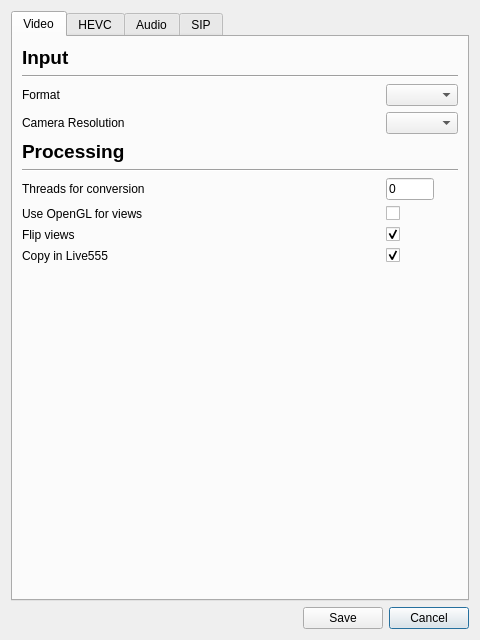
Before: the Qt Designer form ui/advancedSettings.ui in ultravideo/uvgComm, drawn with Qt 5.
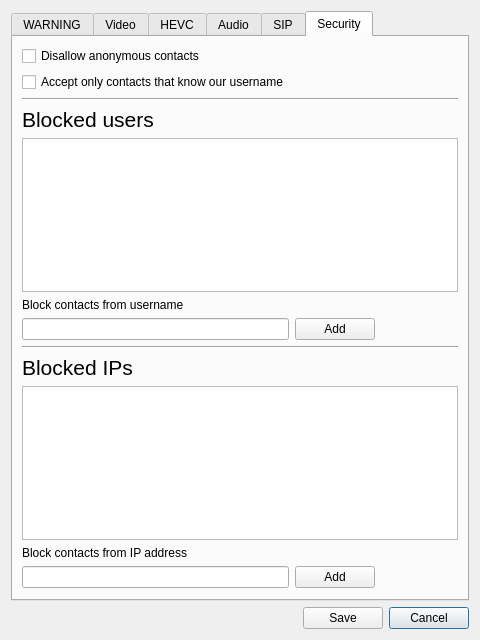
After: the same form once the commit is applied. The open tabs and pages were chosen to show the change.

Commit message: Added a warning text to advanced settings and started implementing blocking based on username or ip address.

```diff
--- a/ui/advancedSettings.ui
+++ b/ui/advancedSettings.ui
@@ -46,6 +46,66 @@
      <property name="currentIndex">
       <number>0</number>
      </property>
+     <widget class="QWidget" name="tab_2">
+      <attribute name="title">
+       <string>WARNING</string>
+      </attribute>
+      <layout class="QGridLayout" name="gridLayout_7">
+       <item row="2" column="0">
+        <widget class="QLabel" name="Warning_text">
+         <property name="font">
+          <font>
+           <pointsize>16</pointsize>
+          </font>
+         </property>
+         <property name="text">
+          <string>Don't edit these settings unless you know what you are doing. Editing these settings may break the program or make it unusable.</string>
+         </property>
+         <property name="wordWrap">
+          <bool>true</bool>
+         </property>
+        </widget>
+       </item>
+       <item row="1" column="0">
+        <widget class="QLabel" name="Warning_label">
+         <property name="font">
+          <font>
+           <pointsize>16</pointsize>
+          </font>
+         </property>
+         <property name="text">
+          <string>WARNING:</string>
+         </property>
+        </widget>
+       </item>
+       <item row="3" column="0">
+        <spacer name="verticalSpacer_6">
+         <property name="orientation">
+          <enum>Qt::Vertical</enum>
+         </property>
+         <property name="sizeHint" stdset="0">
+          <size>
+           <width>20</width>
+           <height>40</height>
+          </size>
+         </property>
+        </spacer>
+       </item>
+       <item row="0" column="0">
+        <spacer name="verticalSpacer_7">
+         <property name="orientation">
+          <enum>Qt::Vertical</enum>
+         </property>
+         <property name="sizeHint" stdset="0">
+          <size>
+           <width>20</width>
+           <height>40</height>
+          </size>
+         </property>
+        </spacer>
+       </item>
+      </layout>
+     </widget>
      <widget class="QWidget" name="VideoTab">
       <attribute name="title">
        <string>Video</string>
@@ -684,6 +744,144 @@
        </item>
       </layout>
      </widget>
+     <widget class="QWidget" name="tab">
+      <attribute name="title">
+       <string>Security</string>
+      </attribute>
+      <layout class="QGridLayout" name="gridLayout_6">
+       <item row="2" column="0" colspan="3">
+        <widget class="Line" name="line_5">
+         <property name="orientation">
+          <enum>Qt::Horizontal</enum>
+         </property>
+        </widget>
+       </item>
+       <item row="11" column="2">
+        <spacer name="horizontalSpacer_3">
+         <property name="orientation">
+          <enum>Qt::Horizontal</enum>
+         </property>
+         <property name="sizeHint" stdset="0">
+          <size>
+           <width>40</width>
+           <height>20</height>
+          </size>
+         </property>
+        </spacer>
+       </item>
+       <item row="6" column="2">
+        <spacer name="horizontalSpacer_2">
+         <property name="orientation">
+          <enum>Qt::Horizontal</enum>
+         </property>
+         <property name="sizeHint" stdset="0">
+          <size>
+           <width>40</width>
+           <height>20</height>
+          </size>
+         </property>
+        </spacer>
+       </item>
+       <item row="4" column="0" colspan="3">
+        <widget class="QTableWidget" name="blockedUsers"/>
+       </item>
+       <item row="7" column="0" colspan="3">
+        <widget class="Line" name="line_6">
+         <property name="orientation">
+          <enum>Qt::Horizontal</enum>
+         </property>
+        </widget>
+       </item>
+       <item row="9" column="0" colspan="3">
+        <widget class="QTableWidget" name="tableWidget"/>
+       </item>
+       <item row="5" column="0">
+        <widget class="QLabel" name="BlockUsernameLabel">
+         <property name="text">
+          <string>Block contacts from username</string>
+         </property>
+        </widget>
+       </item>
+       <item row="11" column="0">
+        <widget class="QLineEdit" name="blockIP"/>
+       </item>
+       <item row="6" column="0">
+        <widget class="QLineEdit" name="blockUser"/>
+       </item>
+       <item row="10" column="0">
+        <widget class="QLabel" name="BlockIPLabel">
+         <property name="text">
+          <string>Block contacts from IP address</string>
+         </property>
+        </widget>
+       </item>
+       <item row="11" column="1">
+        <widget class="QPushButton" name="pushButton_3">
+         <property name="text">
+          <string>Add</string>
+         </property>
+        </widget>
+       </item>
+       <item row="8" column="0">
+        <widget class="QLabel" name="BlockedIPLabel">
+         <property name="font">
+          <font>
+           <pointsize>16</pointsize>
+          </font>
+         </property>
+         <property name="text">
+          <string>Blocked IPs</string>
+         </property>
+        </widget>
+       </item>
+       <item row="3" column="0">
+        <widget class="QLabel" name="Blocked_label">
+         <property name="font">
+          <font>
+           <pointsize>16</pointsize>
+          </font>
+         </property>
+         <property name="text">
+          <string>Blocked users</string>
+         </property>
+        </widget>
+       </item>
+       <item row="12" column="0" colspan="2">
+        <spacer name="verticalSpacer_3">
+         <property name="orientation">
+          <enum>Qt::Vertical</enum>
+         </property>
+         <property name="sizeHint" stdset="0">
+          <size>
+           <width>20</width>
+           <height>40</height>
+          </size>
+         </property>
+        </spacer>
+       </item>
+       <item row="1" column="0">
+        <widget class="QCheckBox" name="CorrectUsername">
+         <property name="text">
+          <string>Accept only contacts that know our username</string>
+         </property>
+        </widget>
+       </item>
+       <item row="0" column="0">
+        <widget class="QCheckBox" name="Anon_contacts">
+         <property name="text">
+          <string>Disallow anonymous contacts</string>
+         </property>
+        </widget>
+       </item>
+       <item row="6" column="1">
+        <widget class="QPushButton" name="pushButton">
+         <property name="text">
+          <string>Add</string>
+         </property>
+        </widget>
+       </item>
+      </layout>
+     </widget>
     </widget>
    </item>
   </layout>
```
Left out of the diff: 2 changed lines with no effect on the pictures. The commit also changes 6 other files.
